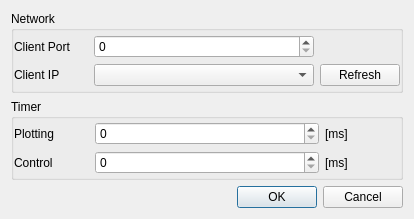
Above: form/settingdialog.ui from ekaradon-Alexander/Formation-Reconfiguration-HIL-Client before the change. Below: the same form after it.
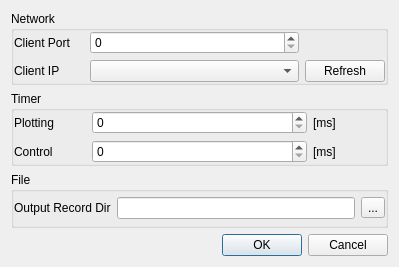
That is the form after the change.

Patch:
```diff
--- a/form/settingdialog.ui
+++ b/form/settingdialog.ui
@@ -9,8 +9,8 @@
    <rect>
     <x>0</x>
     <y>0</y>
-    <width>414</width>
-    <height>219</height>
+    <width>399</width>
+    <height>267</height>
    </rect>
   </property>
   <property name="windowTitle">
@@ -213,7 +213,7 @@
      </layout>
     </widget>
    </item>
-   <item row="2" column="0">
+   <item row="3" column="0">
     <widget class="QDialogButtonBox" name="buttonBox">
      <property name="orientation">
       <enum>Qt::Horizontal</enum>
@@ -223,6 +223,48 @@
      </property>
     </widget>
    </item>
+   <item row="2" column="0">
+    <widget class="QGroupBox" name="groupBox">
+     <property name="title">
+      <string>File</string>
+     </property>
+     <layout class="QGridLayout" name="gridLayout_7">
+      <property name="leftMargin">
+       <number>0</number>
+      </property>
+      <property name="topMargin">
+       <number>0</number>
+      </property>
+      <property name="rightMargin">
+       <number>0</number>
+      </property>
+      <property name="bottomMargin">
+       <number>0</number>
+      </property>
+      <item row="0" column="0">
+       <layout class="QGridLayout" name="gridLayout_6">
+        <item row="0" column="0">
+         <widget class="QLabel" name="label_7">
+          <property name="text">
+           <string>Output Record Dir</string>
+          </property>
+         </widget>
+        </item>
+        <item row="0" column="1">
+         <widget class="QLineEdit" name="outputDir"/>
+        </item>
+        <item row="0" column="2">
+         <widget class="QToolButton" name="outputDir_pushButton">
+          <property name="text">
+           <string>...</string>
+          </property>
+         </widget>
+        </item>
+       </layout>
+      </item>
+     </layout>
+    </widget>
+   </item>
   </layout>
  </widget>
  <resources/>
```
Left out of the diff: 2 changed lines with no effect on the pictures.
